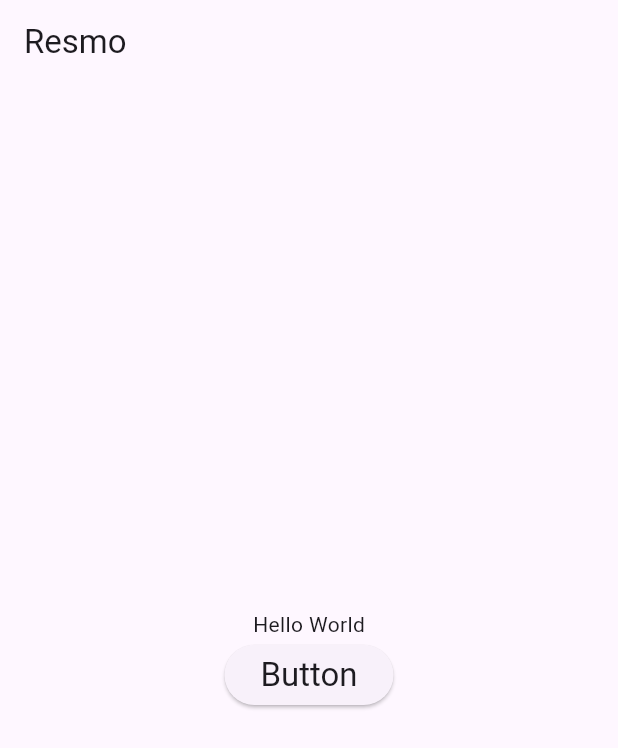
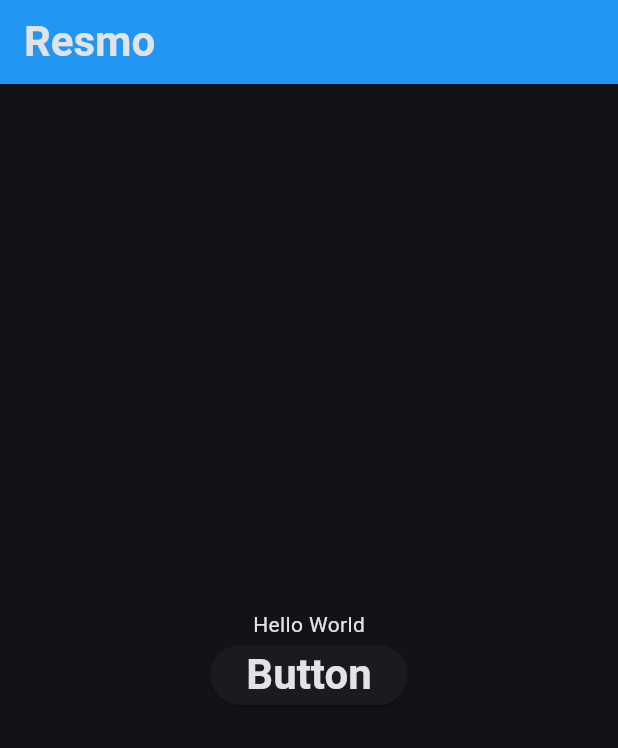
Before and after one commit to Micko-D/resmo-firebase, a Flutter app: the screen it shows after launch, on a phone screen of 412 x 824 dp. Shown: the top 748 px of the screen. Run offline on Flutter 3.47's test engine with Material 3 defaults, Android fonts, the phone set to English and light mode, and no system bars.

Commit message:
added appbar theme and textTheme

```diff
--- a/lib/main.dart
+++ b/lib/main.dart
@@ -14,22 +14,18 @@ class MyApp extends StatelessWidget {
     return MaterialApp(
       title: 'Flutter Demo',
       theme: ThemeData(
-        // This is the theme of your application.
-        //
-        // TRY THIS: Try running your application with "flutter run". You'll see
-        // the application has a purple toolbar. Then, without quitting the app,
-        // try changing the seedColor in the colorScheme below to Colors.green
-        // and then invoke "hot reload" (save your changes or press the "hot
-        // reload" button in a Flutter-supported IDE, or press "r" if you used
-        // the command line to start the app).
-        //
-        // Notice that the counter didn't reset back to zero; the application
-        // state is not lost during the reload. To reset the state, use hot
-        // restart instead.
-        //
-        // This works for code too, not just values: Most code changes can be
-        // tested with just a hot reload.
-        colorScheme: ColorScheme.fromSeed(seedColor: Colors.deepPurple),
+        colorScheme: ColorScheme.fromSeed(
+          seedColor: Colors.blueAccent,
+          brightness: Brightness.dark,
+        ),
+        appBarTheme: AppBarTheme(
+          backgroundColor: Colors.blue
+        ),
+        textTheme: TextTheme(
+          titleLarge: TextStyle(
+            fontSize: 28, fontWeight: FontWeight.w700
+          )
+        )
       ),
       home: const Dashboard(),
     );
```
